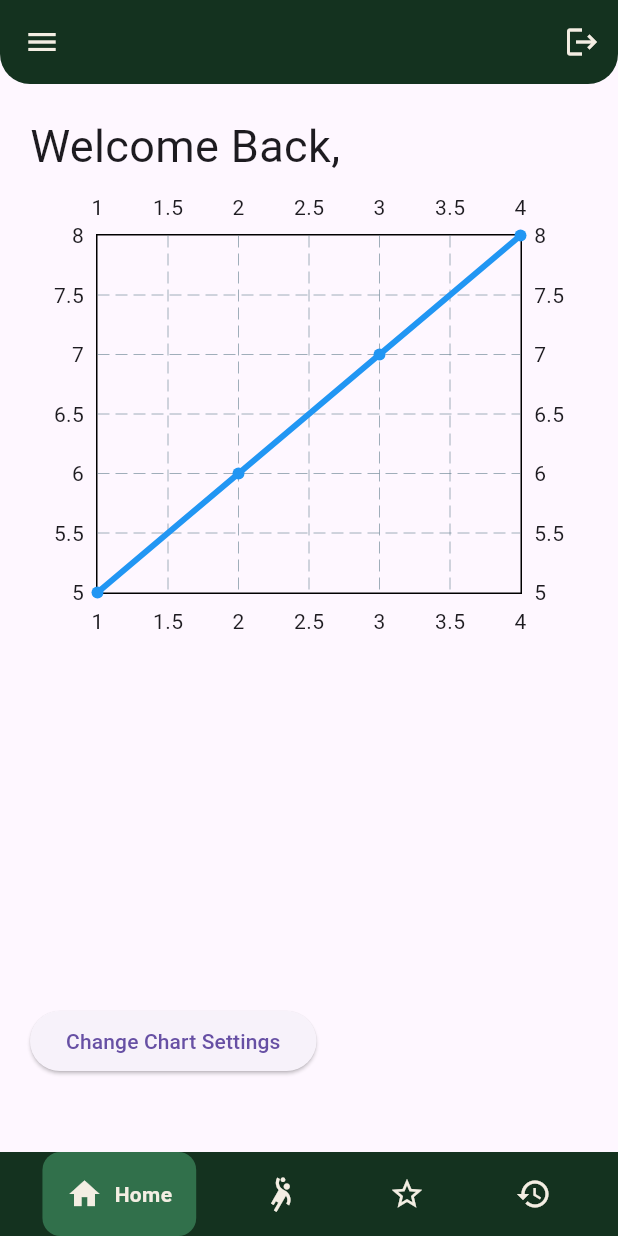
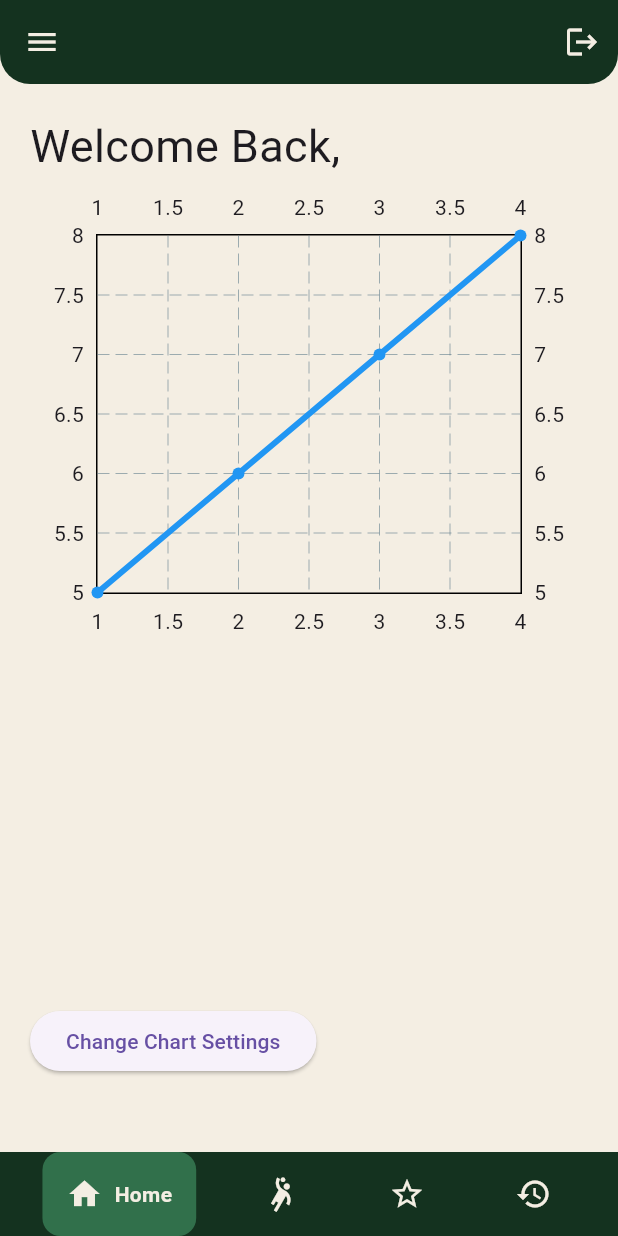
Before and after one commit to marcsaffold17/GetFitApp, a Flutter app: the MyHomePage screen opened directly, on a phone screen of 412 x 824 dp. Run offline on Flutter 3.47's test engine with Material 3 defaults, Android fonts, the phone set to English and light mode, and no system bars; drawn by our look-alikes of fl_chart, google_nav_bar; our stand-ins replace cloud_firestore, firebase_core, shared_preferences; accounts and stored records are empty.

Commit message:
gave scaffold a color

```diff
--- a/get_fit_app/lib/view/HomePage.dart
+++ b/get_fit_app/lib/view/HomePage.dart
@@ -128,6 +128,7 @@ class _MyHomePageState extends State<MyHomePage> {
     ];
 
     return Scaffold(
+      backgroundColor: Color.fromARGB(255, 244, 238, 227),
       appBar: AppBar(
         title: const Text(""),
         iconTheme: IconThemeData(
```
